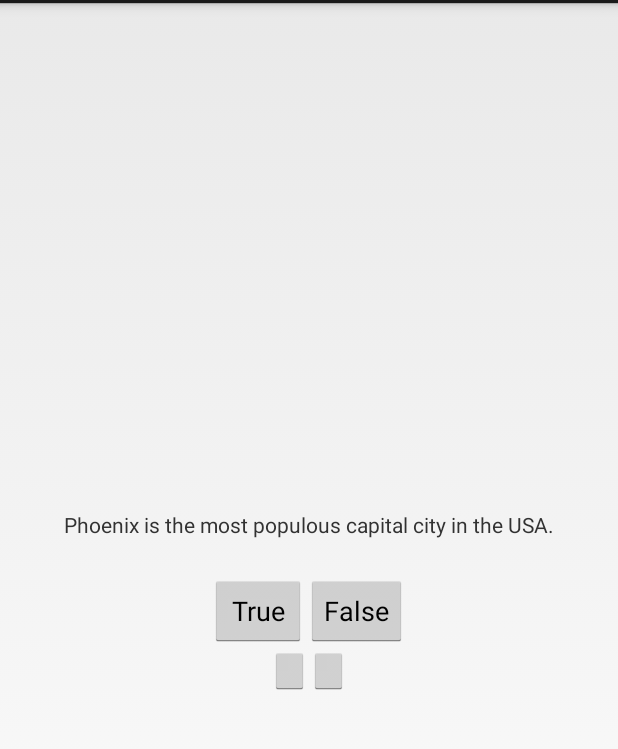
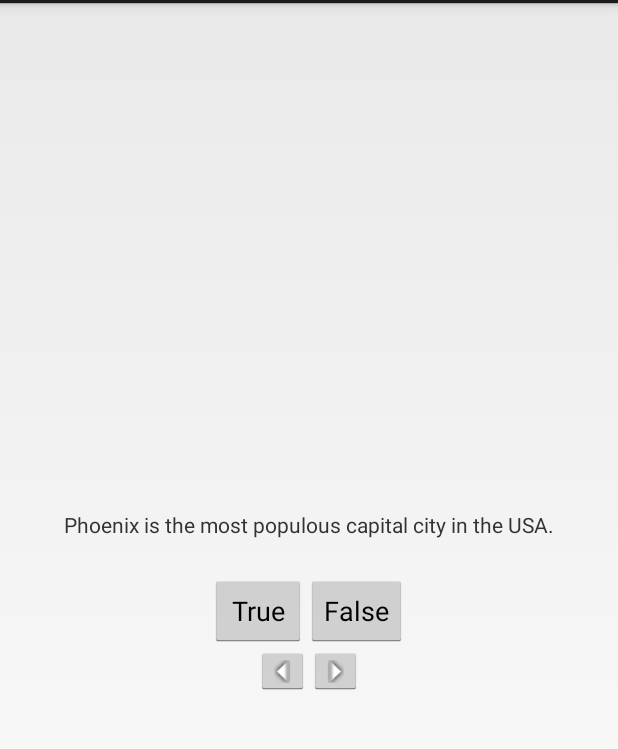
Before and after one commit to kyleofori/GeoQuiz, an Android app: the screen it shows after launch (QuizActivity), on a phone screen of 412 x 824 dp, the part 69-818 px from its top. Run offline under Robolectric (Android 15) with nearby library versions, the phone set to English and light mode, and no system bars.

```diff
--- a/app/src/main/res/layout/activity_quiz.xml
+++ b/app/src/main/res/layout/activity_quiz.xml
@@ -39,15 +39,17 @@
             android:id="@+id/previous_button"
             android:layout_width="wrap_content"
             android:layout_height="wrap_content"
-            android:drawableLeft="@drawable/arrow_left"
-            android:drawablePadding="4dp"/>
+            android:src="@drawable/arrow_left"
+            android:contentDescription="@string/previous_button"
+            />
 
         <ImageButton
             android:id="@+id/next_button"
             android:layout_width="wrap_content"
             android:layout_height="wrap_content"
-            android:drawableRight="@drawable/arrow_right"
-            android:drawablePadding="4dp"/>
+            android:src="@drawable/arrow_right"
+            android:contentDescription="@string/next_button"
+            />
 
     </LinearLayout>
 
--- a/app/src/main/res/values/strings.xml
+++ b/app/src/main/res/values/strings.xml
@@ -16,6 +16,6 @@
     <string name="correct_toast">Correct!</string>
     <string name="incorrect_toast">Incorrect.</string>
     <string name="next_button">Next</string>
-    <string name="previous_button">Prev</string>
+    <string name="previous_button">Previous</string>
 
 </resources>
```
